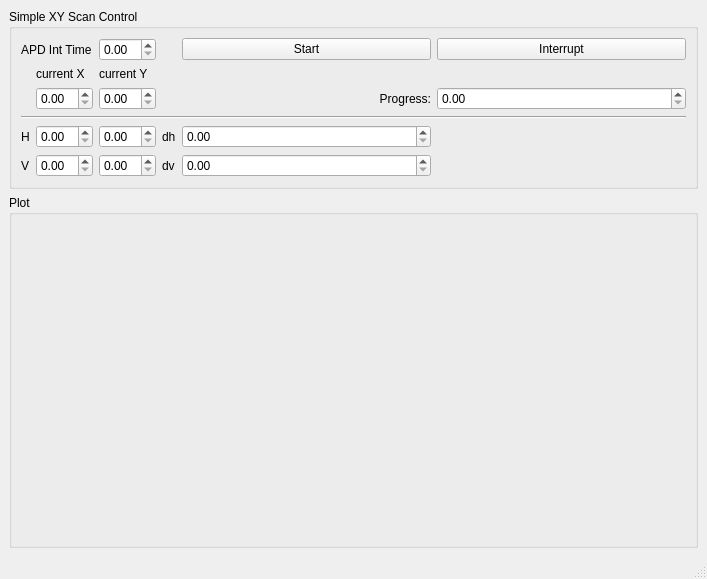
Old version of the form measurement_components/simple_xy_scan.ui in the repository ScopeFoundry/HW_attocube_anc150.
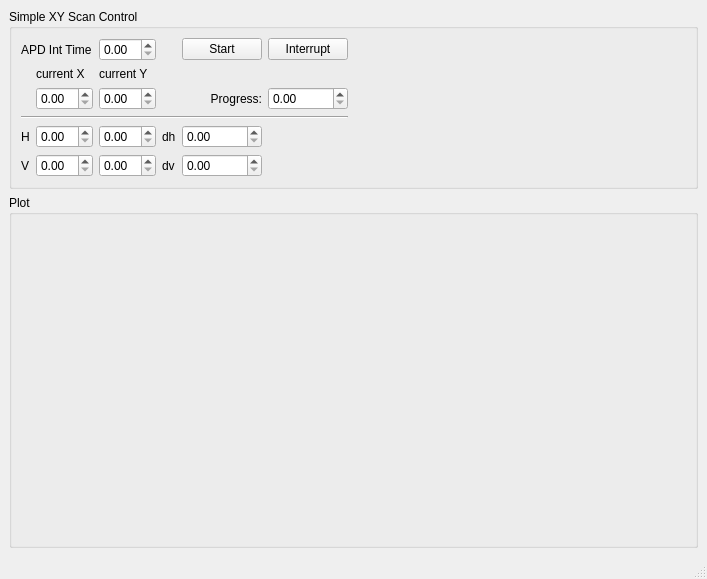
New version of the form.

Commit message: simple_xy_scan: ui layout modification

Diff of the .ui file:
```diff
--- a/measurement_components/simple_xy_scan.ui
+++ b/measurement_components/simple_xy_scan.ui
@@ -23,7 +23,14 @@
       <property name="title">
        <string>Simple XY Scan Control</string>
       </property>
-      <layout class="QGridLayout" name="gridLayout" columnstretch="0,0,0,0,1,1">
+      <layout class="QGridLayout" name="gridLayout" columnstretch="0,0,0,0,0,0,1">
+       <item row="4" column="3">
+        <widget class="QLabel" name="dv_label">
+         <property name="text">
+          <string>dh</string>
+         </property>
+        </widget>
+       </item>
        <item row="4" column="2">
         <widget class="QDoubleSpinBox" name="h1_doubleSpinBox"/>
        </item>
@@ -63,6 +70,19 @@
          </property>
         </widget>
        </item>
+       <item row="3" column="0" colspan="6">
+        <widget class="Line" name="line">
+         <property name="orientation">
+          <enum>Qt::Horizontal</enum>
+         </property>
+        </widget>
+       </item>
+       <item row="2" column="1">
+        <widget class="QDoubleSpinBox" name="x_doubleSpinBox"/>
+       </item>
+       <item row="2" column="5">
+        <widget class="QDoubleSpinBox" name="progress_doubleSpinBox"/>
+       </item>
        <item row="4" column="0">
         <widget class="QLabel" name="h_label">
          <property name="text">
@@ -80,6 +100,13 @@
        <item row="4" column="4">
         <widget class="QDoubleSpinBox" name="dh_doubleSpinBox"/>
        </item>
+       <item row="1" column="1">
+        <widget class="QLabel" name="x_label">
+         <property name="text">
+          <string>current X</string>
+         </property>
+        </widget>
+       </item>
        <item row="5" column="4">
         <widget class="QDoubleSpinBox" name="dv_doubleSpinBox"/>
        </item>
@@ -90,13 +117,6 @@
          </property>
         </widget>
        </item>
-       <item row="4" column="3">
-        <widget class="QLabel" name="dv_label">
-         <property name="text">
-          <string>dh</string>
-         </property>
-        </widget>
-       </item>
        <item row="5" column="3">
         <widget class="QLabel" name="dv_label_2">
          <property name="text">
@@ -104,26 +124,6 @@
          </property>
         </widget>
        </item>
-       <item row="2" column="1">
-        <widget class="QDoubleSpinBox" name="x_doubleSpinBox"/>
-       </item>
-       <item row="1" column="1">
-        <widget class="QLabel" name="x_label">
-         <property name="text">
-          <string>current X</string>
-         </property>
-        </widget>
-       </item>
-       <item row="3" column="0" colspan="6">
-        <widget class="Line" name="line">
-         <property name="orientation">
-          <enum>Qt::Horizontal</enum>
-         </property>
-        </widget>
-       </item>
-       <item row="2" column="5">
-        <widget class="QDoubleSpinBox" name="progress_doubleSpinBox"/>
-       </item>
        <item row="2" column="4">
         <widget class="QLabel" name="progres_label">
          <property name="text">
@@ -134,6 +134,19 @@
          </property>
         </widget>
        </item>
+       <item row="2" column="6">
+        <widget class="QLabel" name="label">
+         <property name="sizePolicy">
+          <sizepolicy hsizetype="Expanding" vsizetype="Preferred">
+           <horstretch>0</horstretch>
+           <verstretch>0</verstretch>
+          </sizepolicy>
+         </property>
+         <property name="text">
+          <string/>
+         </property>
+        </widget>
+       </item>
       </layout>
      </widget>
     </item>
```
